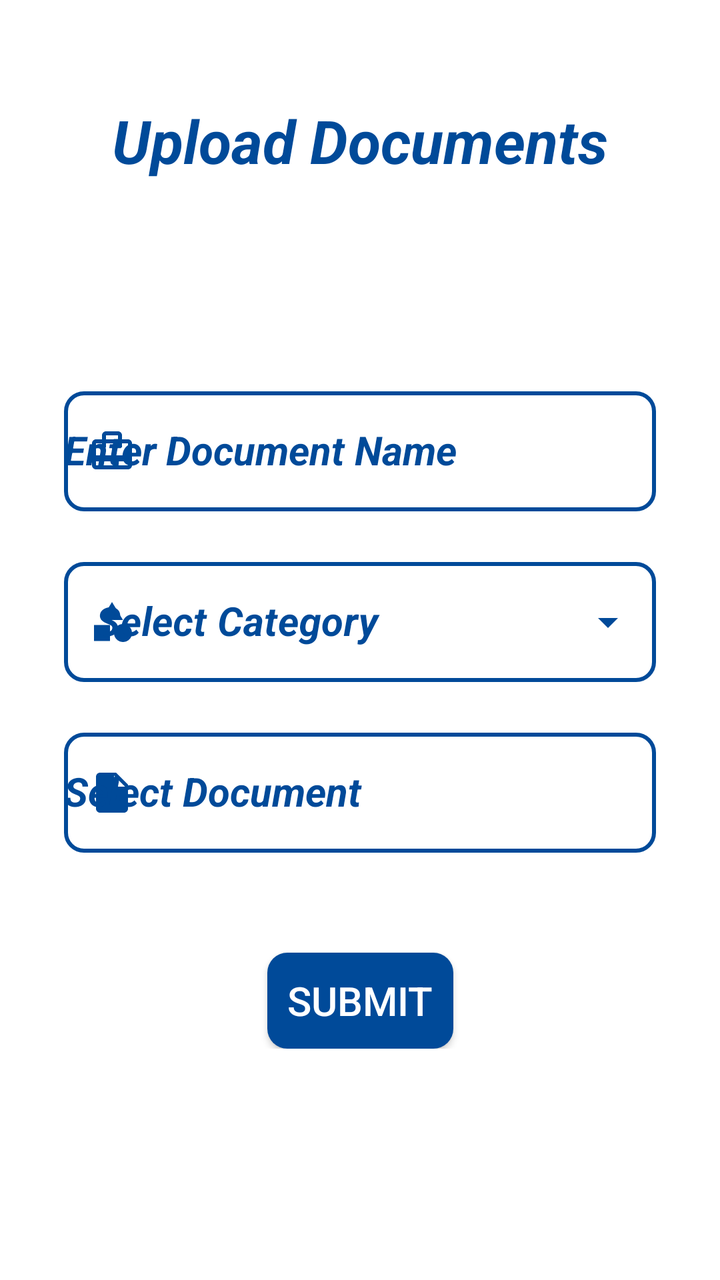
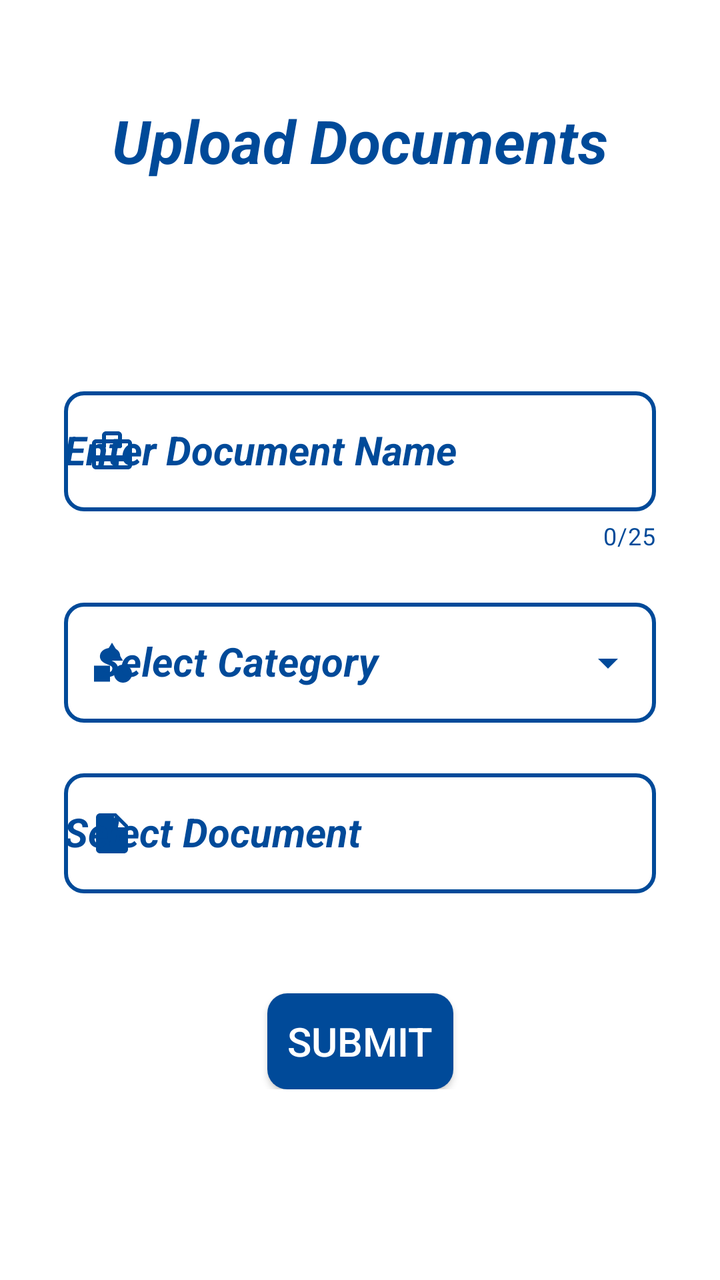

Screens rendered from an Android XML layout before and after an edit, with the pre-edit source and the edit as a unified diff.
<!-- AndroidManifest.xml: application theme AppTheme -->
<!-- res/layout/activity_upload_documents.xml -->
<?xml version="1.0" encoding="utf-8"?>
<ScrollView xmlns:android="http://schemas.android.com/apk/res/android"
    xmlns:app="http://schemas.android.com/apk/res-auto"
    xmlns:tools="http://schemas.android.com/tools"
    android:layout_width="match_parent"
    android:layout_height="match_parent"
    android:background="@color/white">

    <androidx.constraintlayout.widget.ConstraintLayout
        android:layout_width="match_parent"
        android:layout_height="wrap_content"
        tools:context=".UploadDocuments.UploadDocumentsActivity">

        <TextView
            android:id="@+id/docUploadHeading"
            android:layout_width="wrap_content"
            android:layout_height="wrap_content"
            android:layout_marginTop="50dp"
            android:text="@string/upload_documents"
            android:textColor="@color/background"
            android:textSize="30sp"
            android:textStyle="bold|italic"
            app:layout_constraintEnd_toEndOf="parent"
            app:layout_constraintStart_toStartOf="parent"
            app:layout_constraintTop_toTopOf="parent" />

        <com.google.android.material.textfield.TextInputLayout
            android:id="@+id/docUploadNameLayout"
            style="@style/Widget.MaterialComponents.TextInputLayout.OutlinedBox"
            android:layout_width="0dp"
            android:layout_height="wrap_content"
            android:layout_marginStart="32dp"
            android:layout_marginTop="100dp"
            android:layout_marginEnd="32dp"
            android:hint="@string/document_name"
            android:textColorHint="@color/background"
            android:theme="@style/ThemeOverlay.AppTheme.TextInputEditText.Outlined"
            app:boxCornerRadiusBottomEnd="10dp"
            app:boxCornerRadiusBottomStart="10dp"
            app:boxCornerRadiusTopEnd="10dp"
            app:boxCornerRadiusTopStart="10dp"
            app:boxStrokeColor="@color/grey"
            app:boxStrokeWidth="2dp"
            app:boxStrokeWidthFocused="2dp"
            app:endIconMode="clear_text"
            app:endIconTint="@color/background"
            app:errorTextColor="@color/red"
            app:hintTextColor="@color/background"
            app:layout_constraintEnd_toEndOf="parent"
            app:layout_constraintStart_toStartOf="parent"
            app:layout_constraintTop_toBottomOf="@+id/docUploadHeading"
            app:startIconDrawable="@drawable/ic_view_balance"
            app:startIconTint="@color/background">

            <AutoCompleteTextView
                android:id="@+id/docUploadName"
                android:layout_width="match_parent"
                android:layout_height="60sp"
                android:inputType="textCapWords"
                android:imeOptions="actionDone"
                android:textColor="@color/background"
                android:textSize="20sp"
                android:textStyle="bold|italic"
                tools:ignore="LabelFor" />
        </com.google.android.material.textfield.TextInputLayout>

        <com.google.android.material.textfield.TextInputLayout
            android:id="@+id/docUpCategoryLayout"
            style="@style/Widget.MaterialComponents.TextInputLayout.OutlinedBox.Dense.ExposedDropdownMenu"
            android:layout_width="0dp"
            android:layout_height="wrap_content"
            android:layout_marginTop="20dp"
            android:hint="@string/select_category"
            android:textColorHint="@color/background"
            android:theme="@style/ThemeOverlay.AppTheme.TextInputEditText.Outlined"
            app:boxCornerRadiusBottomEnd="10dp"
            app:boxCornerRadiusBottomStart="10dp"
            app:boxCornerRadiusTopEnd="10dp"
            app:boxCornerRadiusTopStart="10dp"
            app:boxStrokeColor="@color/grey"
            app:boxStrokeWidth="2dp"
            app:boxStrokeWidthFocused="2dp"
            app:endIconTint="@color/background"
            app:errorTextColor="@color/red"
            app:hintTextColor="@color/background"
            app:layout_constraintEnd_toEndOf="@+id/docUploadNameLayout"
            app:layout_constraintStart_toStartOf="@+id/docUploadNameLayout"
            app:layout_constraintTop_toBottomOf="@+id/docUploadNameLayout"
            app:startIconDrawable="@drawable/ic_category"
            app:startIconTint="@color/background">

            <AutoCompleteTextView
                android:id="@+id/docUpCategory"
                android:layout_width="match_parent"
                android:layout_height="60sp"
                android:inputType="none"
                android:textColor="@color/background"
                android:textSize="20sp"
                android:textStyle="bold|italic"
                tools:ignore="LabelFor" />
        </com.google.android.material.textfield.TextInputLayout>

        <com.google.android.material.textfield.TextInputLayout
            android:id="@+id/docUploadFileLayout"
            style="@style/Widget.MaterialComponents.TextInputLayout.OutlinedBox"
            android:layout_width="0dp"
            android:layout_height="wrap_content"
            android:layout_marginTop="20dp"
            android:hint="@string/select_document"
            android:textColorHint="@color/background"
            android:theme="@style/ThemeOverlay.AppTheme.TextInputEditText.Outlined"
            app:boxCornerRadiusBottomEnd="10dp"
            app:boxCornerRadiusBottomStart="10dp"
            app:boxCornerRadiusTopEnd="10dp"
            app:boxCornerRadiusTopStart="10dp"
            app:boxStrokeColor="@color/grey"
            app:boxStrokeWidth="2dp"
            app:boxStrokeWidthFocused="2dp"
            app:errorTextColor="@color/red"
            app:layout_constraintEnd_toEndOf="@+id/docUpCategoryLayout"
            app:layout_constraintStart_toStartOf="@+id/docUpCategoryLayout"
            app:layout_constraintTop_toBottomOf="@+id/docUpCategoryLayout"
            app:startIconDrawable="@drawable/ic_document"
            app:startIconTint="@color/background">

           <AutoCompleteTextView
                android:id="@+id/docUploadFile"
                android:layout_width="match_parent"
                android:layout_height="60sp"
                android:inputType="none"
                android:textColor="@color/background"
                android:textSize="20sp"
                android:textStyle="bold|italic"
               tools:ignore="LabelFor" />
        </com.google.android.material.textfield.TextInputLayout>

        <androidx.appcompat.widget.AppCompatButton
            android:id="@+id/docUploadButton"
            android:layout_width="wrap_content"
            android:layout_height="wrap_content"
            android:layout_marginTop="50dp"
            android:background="@drawable/button_background"
            android:text="  Submit  "
            android:textColor="@color/white"
            android:textSize="20sp"
            app:layout_constraintEnd_toEndOf="parent"
            app:layout_constraintStart_toStartOf="parent"
            app:layout_constraintTop_toBottomOf="@+id/docUploadFileLayout"
            tools:ignore="HardcodedText" />

    </androidx.constraintlayout.widget.ConstraintLayout>
</ScrollView>
<!-- resources referenced by this layout -->
<resources>
  <color name="background">#004A99</color>
  <color name="grey">#808080</color>
  <color name="red">#FF0000</color>
  <color name="white">#FFFFFFFF</color>
  <!-- drawable button_background (drawable) -->
  <?xml version="1.0" encoding="utf-8"?>
  <ripple xmlns:android="http://schemas.android.com/apk/res/android"
      android:color="@color/white">
      <item>
          <shape android:shape="rectangle">
              <solid android:color="@color/background" />
              <corners android:radius="10dp" />
          </shape>
      </item>
  </ripple>
  <!-- drawable ic_category (drawable) -->
  <vector android:height="24dp" android:tint="#FFFFFF"
      android:viewportHeight="24" android:viewportWidth="24"
      android:width="24dp" xmlns:android="http://schemas.android.com/apk/res/android">
      <path android:fillColor="@android:color/white" android:pathData="M12,2l-5.5,9h11z"/>
      <path android:fillColor="@android:color/white" android:pathData="M17.5,17.5m-4.5,0a4.5,4.5 0,1 1,9 0a4.5,4.5 0,1 1,-9 0"/>
      <path android:fillColor="@android:color/white" android:pathData="M3,13.5h8v8H3z"/>
  </vector>
  <!-- drawable ic_document (drawable) -->
  <vector xmlns:android="http://schemas.android.com/apk/res/android"
      android:width="24dp"
      android:height="24dp"
      android:tint="@color/white"
      android:viewportWidth="24"
      android:viewportHeight="24">
      <path
          android:fillColor="@android:color/white"
          android:pathData="M6,2c-1.1,0 -1.99,0.9 -1.99,2L4,20c0,1.1 0.89,2 1.99,2L18,22c1.1,0 2,-0.9 2,-2L20,8l-6,-6L6,2zM13,9L13,3.5L18.5,9L13,9z" />
  </vector>
  <!-- drawable ic_view_balance (drawable) -->
  <vector xmlns:android="http://schemas.android.com/apk/res/android"
      android:width="24dp"
      android:height="24dp"
      android:tint="#FFFFFF"
      android:viewportWidth="24"
      android:viewportHeight="24">
      <path
          android:fillColor="@android:color/white"
          android:pathData="M20,6h-3L17,4c0,-1.11 -0.89,-2 -2,-2L9,2c-1.11,0 -2,0.89 -2,2v2L4,6c-1.11,0 -2,0.89 -2,2v11c0,1.11 0.89,2 2,2h16c1.11,0 2,-0.89 2,-2L22,8c0,-1.11 -0.89,-2 -2,-2zM9,4h6v2L9,6L9,4zM20,19L4,19v-2h16v2zM20,14L4,14L4,8h3v2h2L9,8h6v2h2L17,8h3v6z" />
  </vector>
  <string name="document_name">Enter Document Name</string>
  <string name="select_category">Select Category</string>
  <string name="select_document">Select Document</string>
  <string name="upload_documents">Upload Documents</string>
  <style name="ThemeOverlay.AppTheme.TextInputEditText.Outlined" parent="">
          <item name="colorControlActivated">@color/background</item>
      </style>
  <style name="AppTheme" parent="Theme.MaterialComponents.DayNight.DarkActionBar">
          
          <item name="colorPrimary">@color/background</item>
          <item name="colorPrimaryVariant">@color/background</item>
          <item name="colorOnPrimary">@color/white</item>
          
          <item name="colorSecondary">@color/background</item>
          <item name="colorSecondaryVariant">@color/background</item>
          <item name="colorOnSecondary">@color/background</item>
          
          <item name="android:statusBarColor" tools:targetApi="l">?attr/colorPrimaryVariant</item>
          
          <item name="colorSurface">@color/background</item>
          
          <item name="android:itemTextAppearance">@style/OptionsMenuStyle</item>
          <item name="android:itemBackground">@color/background</item>
  
      </style>
  <style name="OptionsMenuStyle" parent="@style/TextAppearance.AppCompat.Widget.ActionBar.Title">
          <item name="android:textColor">@color/white</item>
          <item name="android:textStyle">italic</item>
      </style>
</resources>

<!-- the commit's change to res/layout/activity_upload_documents.xml (unified diff, before → after) -->
@@ -42,6 +42,9 @@
             app:boxStrokeColor="@color/grey"
             app:boxStrokeWidth="2dp"
             app:boxStrokeWidthFocused="2dp"
+            app:counterEnabled="true"
+            app:counterMaxLength="25"
+            app:counterTextColor="@color/background"
             app:endIconMode="clear_text"
             app:endIconTint="@color/background"
             app:errorTextColor="@color/red"
@@ -56,8 +59,9 @@
                 android:id="@+id/docUploadName"
                 android:layout_width="match_parent"
                 android:layout_height="60sp"
+                android:imeOptions="actionDone"
                 android:inputType="textCapWords"
-                android:imeOptions="actionDone"
+                android:maxLength="25"
                 android:textColor="@color/background"
                 android:textSize="20sp"
                 android:textStyle="bold|italic"
@@ -123,7 +127,7 @@
             app:startIconDrawable="@drawable/ic_document"
             app:startIconTint="@color/background">
 
-           <AutoCompleteTextView
+            <AutoCompleteTextView
                 android:id="@+id/docUploadFile"
                 android:layout_width="match_parent"
                 android:layout_height="60sp"
@@ -131,7 +135,7 @@
                 android:textColor="@color/background"
                 android:textSize="20sp"
                 android:textStyle="bold|italic"
-               tools:ignore="LabelFor" />
+                tools:ignore="LabelFor" />
         </com.google.android.material.textfield.TextInputLayout>
 
         <androidx.appcompat.widget.AppCompatButton
<!-- resource entries referenced after the edit -->
@@ -52,27 +52,22 @@
   <style name="ThemeOverlay.AppTheme.TextInputEditText.Outlined" parent="">
           <item name="colorControlActivated">@color/background</item>
       </style>
-  <style name="AppTheme" parent="Theme.MaterialComponents.DayNight.DarkActionBar">
+  <style name="AppTheme" parent="Theme.MaterialComponents.Light.DarkActionBar">
+          
+          
           
           <item name="colorPrimary">@color/background</item>
-          <item name="colorPrimaryVariant">@color/background</item>
-          <item name="colorOnPrimary">@color/white</item>
-          
-          <item name="colorSecondary">@color/background</item>
-          <item name="colorSecondaryVariant">@color/background</item>
-          <item name="colorOnSecondary">@color/background</item>
-          
-          <item name="android:statusBarColor" tools:targetApi="l">?attr/colorPrimaryVariant</item>
+          <item name="colorPrimaryDark">@color/background</item>
+          <item name="colorAccent">@color/background</item>
           
           <item name="colorSurface">@color/background</item>
           
           <item name="android:itemTextAppearance">@style/OptionsMenuStyle</item>
-          <item name="android:itemBackground">@color/background</item>
-  
       </style>
   <style name="OptionsMenuStyle" parent="@style/TextAppearance.AppCompat.Widget.ActionBar.Title">
-          <item name="android:textColor">@color/white</item>
-          <item name="android:textStyle">italic</item>
+          <item name="android:textColor">@color/background</item>
+          <item name="android:textStyle">italic|bold</item>
+          <item name="android:textSize">15sp</item>
       </style>
 </resources>
 
